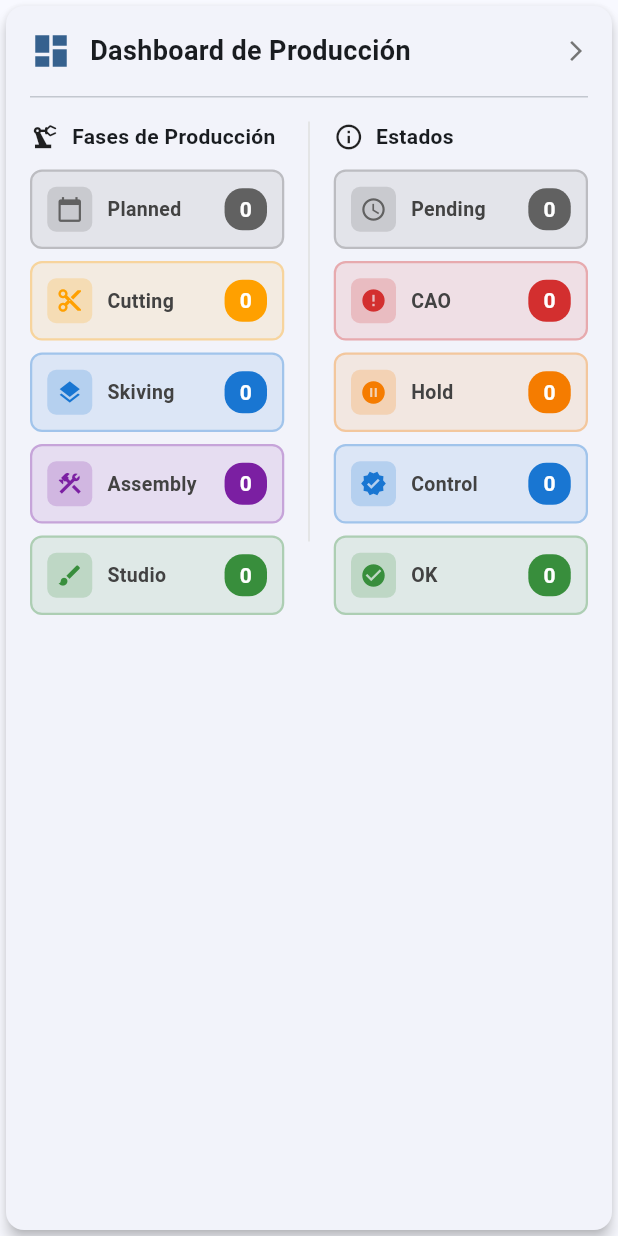
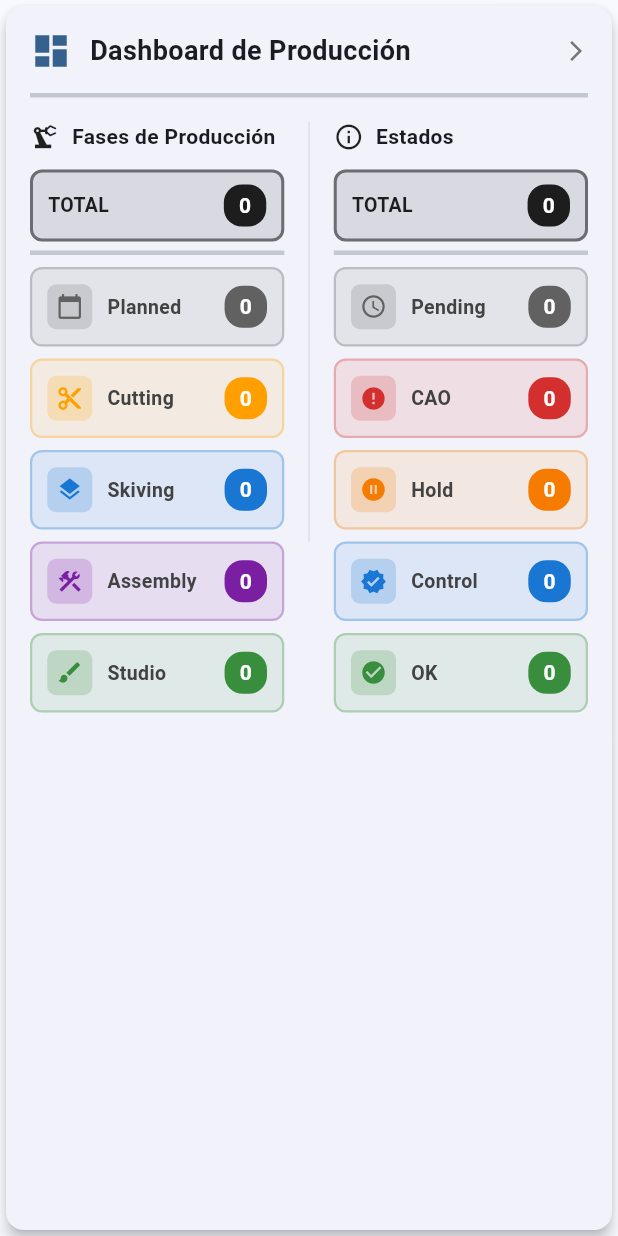
Before and after one commit to Technoka/production_tracker, a Flutter app: the ProductionDashboardWidget widget shown alone on an empty page, opened directly with empty values, on a phone screen of 412 x 824 dp. Run offline on Flutter 3.47's test engine with Material 3 defaults, Android fonts, the phone set to English and light mode, and no system bars; our stand-ins replace cloud_firestore, country_picker, firebase_auth, firebase_core, firebase_storage, flutter_image_compress and 1 more; accounts and stored records are empty.

Commit message:
añadida seccion de total

```diff
--- a/lib/widgets/production_dashboard_widget.dart
+++ b/lib/widgets/production_dashboard_widget.dart
@@ -97,7 +97,7 @@ class ProductionDashboardWidget extends StatelessWidget {
                         ],
                       ),
                       const SizedBox(height: 16),
-                      const Divider(height: 1),
+                      const Divider(height: 1, thickness: 3),
                       const SizedBox(height: 16),
 
                       // Dos columnas: Fases y Estados
@@ -138,6 +138,15 @@ class ProductionDashboardWidget extends StatelessWidget {
   }
 
   Widget _buildPhasesSection(Map<String, int> stats) {
+    // 1. Calcular el total de productos en fases
+    int totalPhases = (stats['phase_planned'] ?? 0) +
+        (stats['phase_cutting'] ?? 0) +
+        (stats['phase_skiving'] ?? 0) +
+        (stats['phase_assembly'] ?? 0) +
+        (stats['phase_studio'] ?? 0);
+
+    // 2. Determinar si todos están en Studio (y hay al menos 1 producto)
+    bool isAllStudio = totalPhases > 0 && (stats['phase_studio'] ?? 0) == totalPhases;
     return Column(
       crossAxisAlignment: CrossAxisAlignment.start,
       children: [
@@ -145,16 +154,26 @@ class ProductionDashboardWidget extends StatelessWidget {
           children: [
             Icon(Icons.precision_manufacturing, size: 20),
             SizedBox(width: 8),
-            Text(
+            Expanded(
+              child: Text(
                 'Fases de Producción',
                 style: TextStyle(
                   fontSize: 14,
                   fontWeight: FontWeight.bold,
                 ),
               ),
+            ),
           ],
         ),
         const SizedBox(height: 12),
+        _buildTotalItem(
+          'TOTAL',
+          totalPhases,
+          isAllStudio ? Colors.green[700]! : Colors.black87, // Verde si todo es Studio
+        ),
+        const SizedBox(height: 8),
+        const Divider(height: 1, thickness: 3),
+        const SizedBox(height: 8),
 
         _buildPhaseItem(
           'Planned',
@@ -199,6 +218,16 @@ class ProductionDashboardWidget extends StatelessWidget {
   }
 
   Widget _buildStatusSection(Map<String, int> stats) {
+    // 1. Calcular el total de productos en estados
+    int totalStatus = (stats['status_pending'] ?? 0) +
+        (stats['status_cao'] ?? 0) +
+        (stats['status_hold'] ?? 0) +
+        (stats['status_control'] ?? 0) +
+        (stats['status_ok'] ?? 0);
+
+    // 2. Determinar si todos están OK (y hay al menos 1 producto)
+    bool isAllOk = totalStatus > 0 && (stats['status_ok'] ?? 0) == totalStatus;
+
     return Column(
       crossAxisAlignment: CrossAxisAlignment.start,
       children: [
@@ -206,16 +235,26 @@ class ProductionDashboardWidget extends StatelessWidget {
           children: [
             Icon(Icons.info_outline, size: 20),
             SizedBox(width: 8),
-            Text(
+            Expanded(
+              child: Text(
                 'Estados',
                 style: TextStyle(
                   fontSize: 14,
                   fontWeight: FontWeight.bold,
                 ),
               ),
+            ),
           ],
         ),
         const SizedBox(height: 12),
+        _buildTotalItem(
+          'TOTAL',
+          totalStatus,
+          isAllOk ? Colors.green[700]! : Colors.black87, // Verde si todo es OK
+        ),
+        const SizedBox(height: 8),
+        const Divider(height: 1, thickness: 3),
+        const SizedBox(height: 8),
 
         _buildStatusItem(
           'Pending',
@@ -256,6 +295,46 @@ class ProductionDashboardWidget extends StatelessWidget {
           Icons.check_circle,
         ),
       ],
+    );
+  }
+
+  // Widget específico para el Total
+  Widget _buildTotalItem(String label, int count, Color color) {
+    return Container(
+      padding: const EdgeInsets.symmetric(horizontal: 10, vertical: 8),
+      decoration: BoxDecoration(
+        color: color.withOpacity(0.1),
+        borderRadius: BorderRadius.circular(8),
+        border: Border.all(color: color.withOpacity(0.5), width: 2), // Borde más grueso
+      ),
+      child: Row(
+        mainAxisAlignment: MainAxisAlignment.spaceBetween,
+        children: [
+          Text(
+            label,
+            style: TextStyle(
+              fontSize: 13,
+              fontWeight: FontWeight.bold,
+              color: color,
+            ),
+          ),
+          Container(
+            padding: const EdgeInsets.symmetric(horizontal: 10, vertical: 4),
+            decoration: BoxDecoration(
+              color: color,
+              borderRadius: BorderRadius.circular(12),
+            ),
+            child: Text(
+              count.toString(),
+              style: const TextStyle(
+                fontSize: 14,
+                fontWeight: FontWeight.bold,
+                color: Colors.white,
+              ),
+            ),
+          ),
+        ],
+      ),
     );
   }
 
@@ -309,52 +388,7 @@ class ProductionDashboardWidget extends StatelessWidget {
   }
 
   Widget _buildStatusItem(String label, int count, Color color, IconData icon) {
-    return Container(
-      padding: const EdgeInsets.all(10),
-      decoration: BoxDecoration(
-        color: color.withOpacity(0.1),
-        borderRadius: BorderRadius.circular(8),
-        border: Border.all(color: color.withOpacity(0.3), width: 1.5),
-      ),
-      child: Row(
-        children: [
-          Container(
-            padding: const EdgeInsets.all(6),
-            decoration: BoxDecoration(
-              color: color.withOpacity(0.2),
-              borderRadius: BorderRadius.circular(6),
-            ),
-            child: Icon(icon, color: color, size: 18),
-          ),
-          const SizedBox(width: 10),
-          Expanded(
-            child: Text(
-              label,
-              style: TextStyle(
-                fontSize: 13,
-                fontWeight: FontWeight.w600,
-                color: Colors.grey[800],
-              ),
-            ),
-          ),
-          Container(
-            padding: const EdgeInsets.symmetric(horizontal: 10, vertical: 4),
-            decoration: BoxDecoration(
-              color: color,
-              borderRadius: BorderRadius.circular(12),
-            ),
-            child: Text(
-              count.toString(),
-              style: const TextStyle(
-                fontSize: 14,
-                fontWeight: FontWeight.bold,
-                color: Colors.white,
-              ),
-            ),
-          ),
-        ],
-      ),
-    );
+    return _buildPhaseItem(label, count, color, icon);
   }
 
   Future<Map<String, int>> _getProductStatistics(
```
Lines whose indentation alone changed are shown as unchanged.
